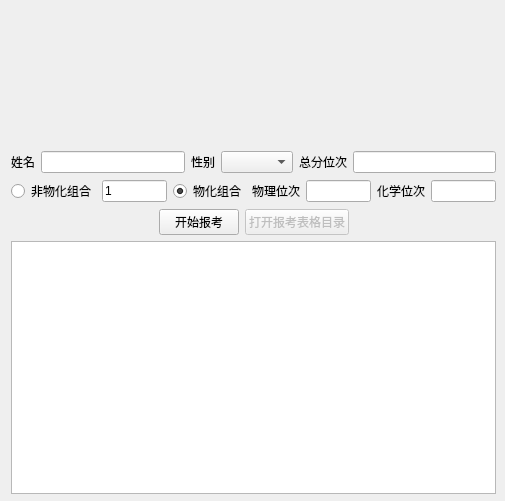
Old version of the form main/mainwindow.ui in the repository kinglon/zhiyuan.
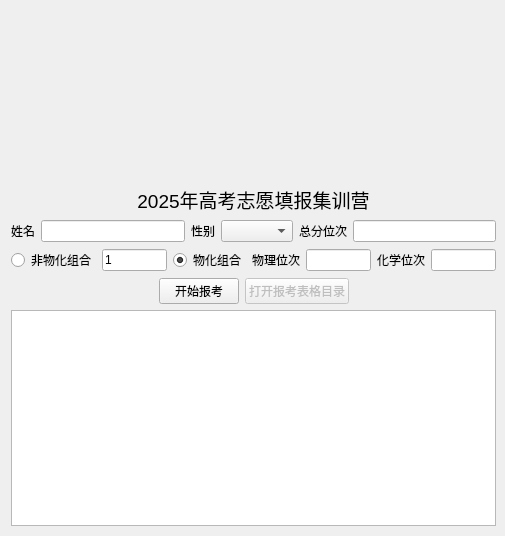
New version of the form. Icons and pictures are not drawn.

```diff
--- a/main/mainwindow.ui
+++ b/main/mainwindow.ui
@@ -7,7 +7,7 @@
     <x>0</x>
     <y>0</y>
     <width>505</width>
-    <height>501</height>
+    <height>536</height>
    </rect>
   </property>
   <property name="windowTitle">
@@ -17,10 +17,10 @@
    <widget class="QLabel" name="label">
     <property name="geometry">
      <rect>
-      <x>93</x>
+      <x>1</x>
       <y>3</y>
-      <width>300</width>
-      <height>132</height>
+      <width>522</width>
+      <height>174</height>
      </rect>
     </property>
     <property name="autoFillBackground">
@@ -40,12 +40,27 @@
     <property name="geometry">
      <rect>
       <x>11</x>
-      <y>151</y>
+      <y>185</y>
       <width>485</width>
-      <height>343</height>
+      <height>341</height>
      </rect>
     </property>
     <layout class="QVBoxLayout" name="verticalLayout">
+     <item>
+      <widget class="QLabel" name="label_7">
+       <property name="font">
+        <font>
+         <pointsize>14</pointsize>
+        </font>
+       </property>
+       <property name="text">
+        <string>2025年高考志愿填报集训营</string>
+       </property>
+       <property name="alignment">
+        <set>Qt::AlignCenter</set>
+       </property>
+      </widget>
+     </item>
      <item>
       <layout class="QHBoxLayout" name="horizontalLayout">
        <item>
```
